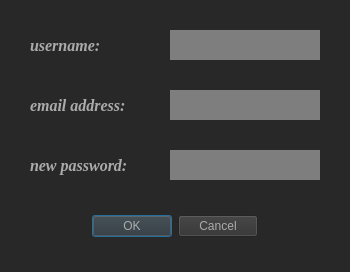
Old version of the form project_management/forget_pas.ui in the repository AP-projects-4001/hamidreza-ataei.
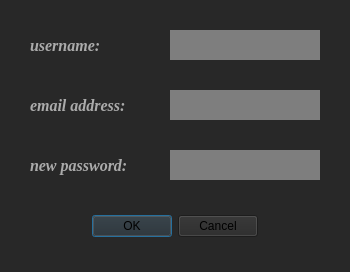
New version of the form.

Patch:
```diff
--- a/project_management/forget_pas.ui
+++ b/project_management/forget_pas.ui
@@ -41,8 +41,7 @@
     <cursorShape>PointingHandCursor</cursorShape>
    </property>
    <property name="styleSheet">
-    <string notr="true">color: rgb(171, 171, 171);
-background-color: rgb(50, 50, 50);</string>
+    <string notr="true"/>
    </property>
    <property name="orientation">
     <enum>Qt::Horizontal</enum>
```
